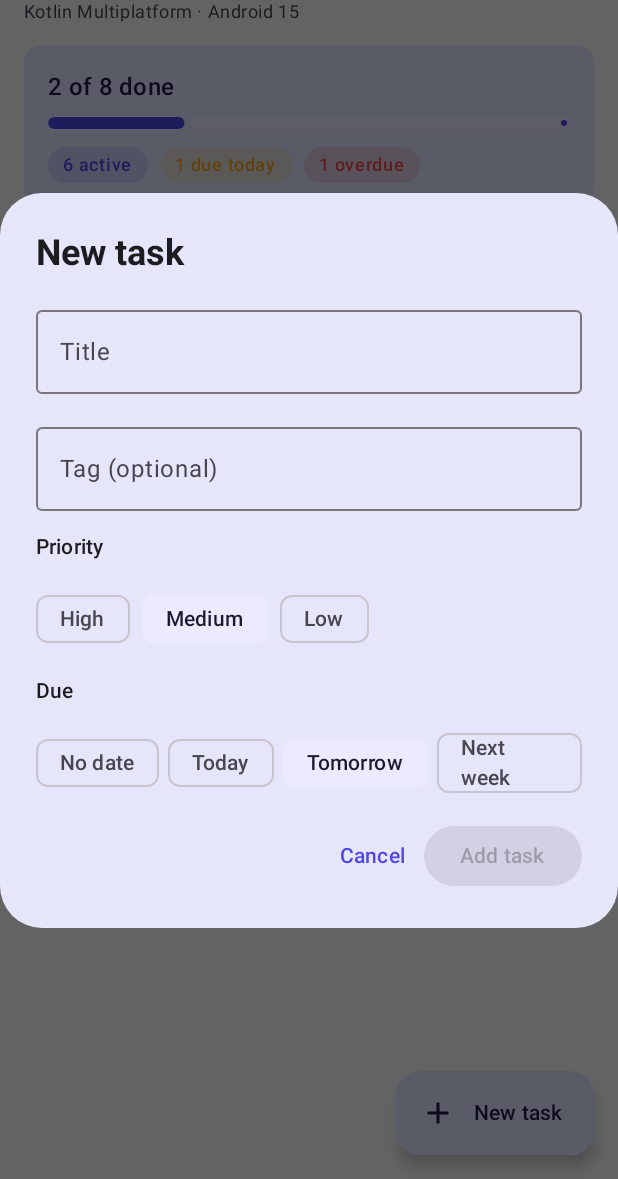
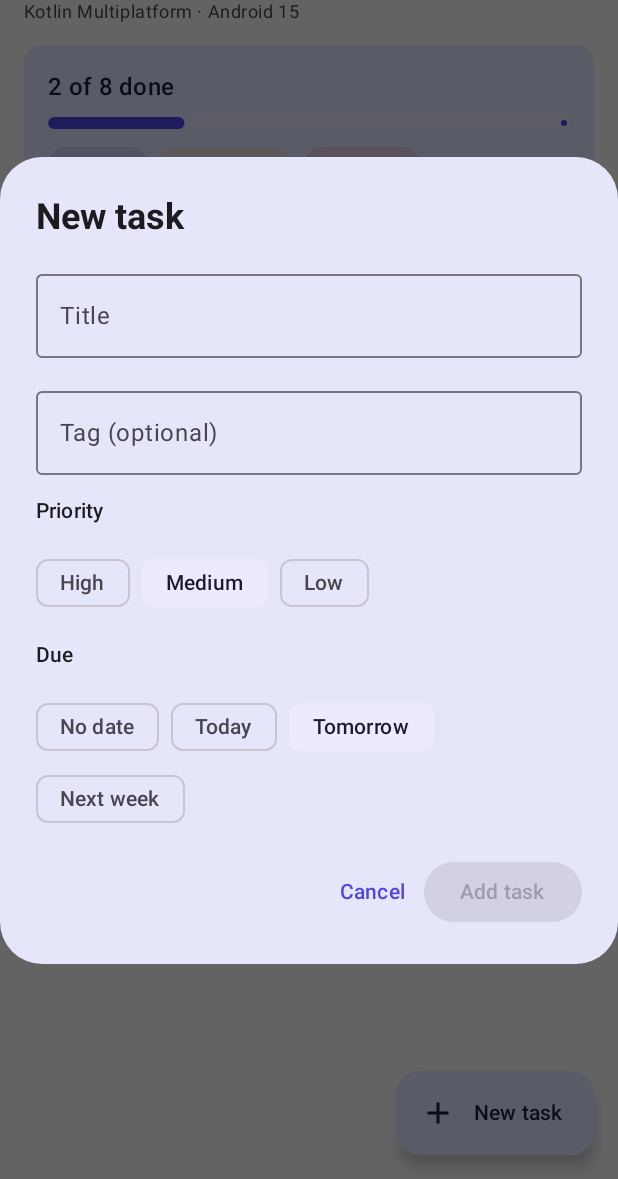
Before and after one commit to gayatripatel10091992/kmp-taskflow, an Android app built with Jetpack Compose: the screen it shows after launch (MainActivity), after a tap on "New task", on a phone screen of 412 x 824 dp, the part 57-1236 px from its top. Run offline under Robolectric (Android 15) with nearby library versions, the phone set to English and light mode, and no system bars; 3 other taps on this screen came first.

Commit message:
Wrap priority and due-date chips with FlowRow on narrow screens

```diff
--- a/composeApp/src/commonMain/kotlin/com/gayatripatel/taskflow/ui/AddTaskForm.kt
+++ b/composeApp/src/commonMain/kotlin/com/gayatripatel/taskflow/ui/AddTaskForm.kt
@@ -2,6 +2,8 @@ package com.gayatripatel.taskflow.ui
 
 import androidx.compose.foundation.layout.Arrangement
 import androidx.compose.foundation.layout.Column
+import androidx.compose.foundation.layout.ExperimentalLayoutApi
+import androidx.compose.foundation.layout.FlowRow
 import androidx.compose.foundation.layout.Row
 import androidx.compose.foundation.layout.fillMaxWidth
 import androidx.compose.foundation.layout.padding
@@ -42,6 +44,7 @@ fun AddTaskDialog(today: LocalDate, onDismiss: () -> Unit, onAdd: (TaskAction.Ad
 }
 
 /** The form itself is a plain composable so it can be screenshot-tested without a window. */
+@OptIn(ExperimentalLayoutApi::class)
 @Composable
 fun AddTaskForm(
     today: LocalDate,
@@ -73,13 +76,14 @@ fun AddTaskForm(
                 modifier = Modifier.fillMaxWidth(),
             )
             Text("Priority", style = MaterialTheme.typography.labelLarge)
-            Row(horizontalArrangement = Arrangement.spacedBy(8.dp)) {
+            FlowRow(horizontalArrangement = Arrangement.spacedBy(8.dp)) {
                 Priority.entries.forEach { option ->
                     FilterChip(selected = priority == option, onClick = { priority = option }, label = { Text(option.label) })
                 }
             }
             Text("Due", style = MaterialTheme.typography.labelLarge)
-            Row(horizontalArrangement = Arrangement.spacedBy(6.dp)) {
+            // FlowRow wraps chips onto a second line on narrow screens instead of squeezing them.
+            FlowRow(horizontalArrangement = Arrangement.spacedBy(8.dp)) {
                 DueOption.entries.forEach { option ->
                     FilterChip(selected = due == option, onClick = { due = option }, label = { Text(option.label) })
                 }
```
